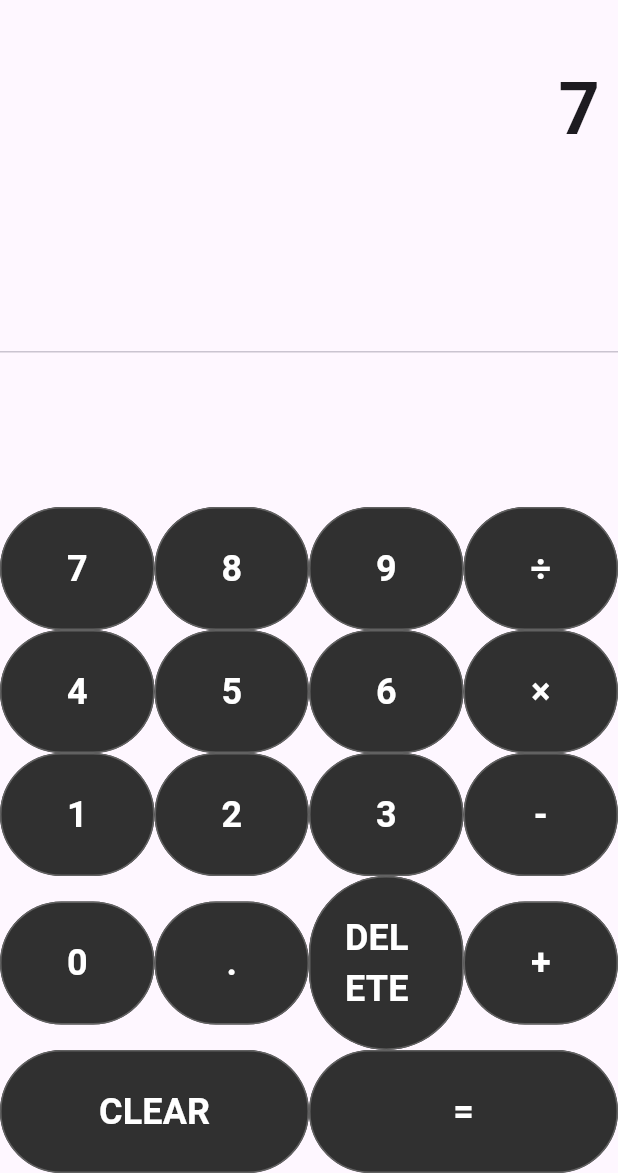
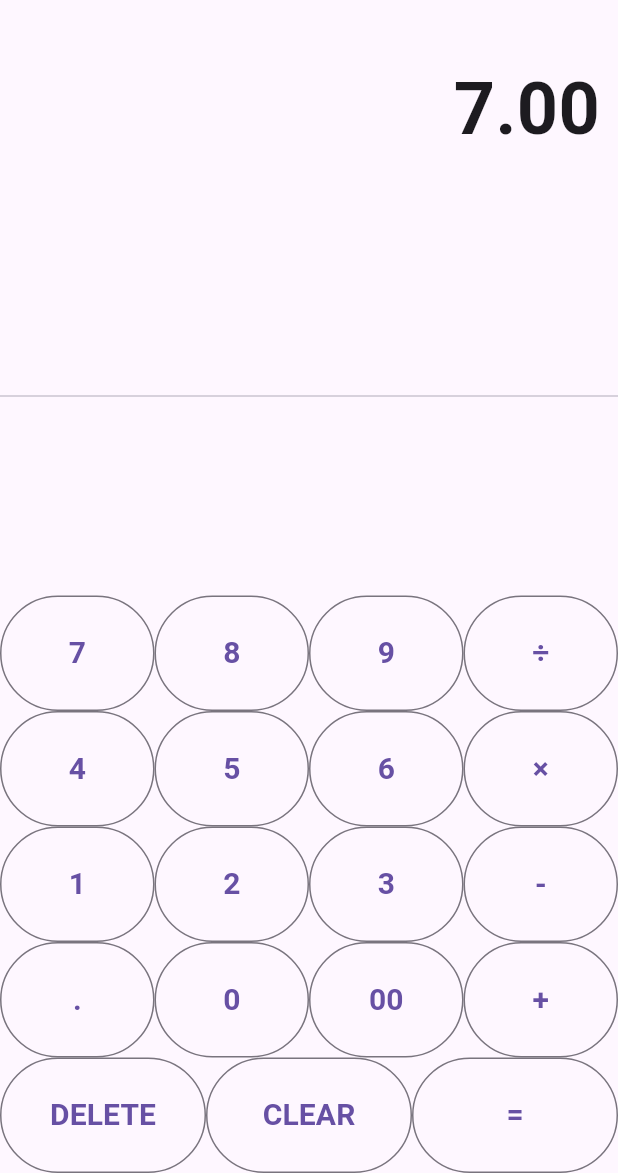
Before and after one commit to MrLeKiet/calculator_dalt, a Flutter app: the screen it shows after launch, after a tap on an icon or button, on a phone screen of 412 x 824 dp, the part 63-1236 px from its top. Run offline on Flutter 3.47's test engine with Material 3 defaults, Android fonts, the phone set to English and light mode, and no system bars.

Commit message:
sua tum lum

```diff
--- a/lib/main.dart
+++ b/lib/main.dart
@@ -9,9 +9,6 @@ class CalculatorApp extends StatelessWidget {
     return MaterialApp(
       debugShowCheckedModeBanner: false,
       home: CalculatorHome(),
-  theme: ThemeData(
-    primaryColor: Colors.blueGrey, // Sử dụng primaryColor
-  ),
     );
   }
 }
@@ -28,27 +25,7 @@ class _CalculatorHomeState extends State<CalculatorHome> {
   double num2 = 0.0;
   String operand = "";
 
-  // Phần CSS (Kiểu dáng)
-  final ButtonStyle buttonStyle = OutlinedButton.styleFrom(
-  padding: EdgeInsets.all(24.0),
-  foregroundColor: Colors.white, // Thay primary bằng foregroundColor
-  backgroundColor: Colors.grey[850],
-  side: BorderSide(color: Colors.grey[700]!),
-);
-
-  TextStyle displayStyle = TextStyle(
-    fontSize: 48.0,
-    fontWeight: FontWeight.bold,
-  );
-
-  TextStyle buttonTextStyle = TextStyle(
-    fontSize: 24.0,
-    fontWeight: FontWeight.bold,
-  );
-
-  // Phần Chức Năng
   void buttonPressed(String buttonText) {
-    setState(() {
     if (buttonText == "CLEAR") {
       _output = "0";
       num1 = 0.0;
@@ -66,14 +43,13 @@ class _CalculatorHomeState extends State<CalculatorHome> {
       _output = "0";
     } else if (buttonText == ".") {
       if (_output.contains(".")) {
-          return; // Nếu đã có dấu chấm thì không cho thêm
+        return;
       } else {
-          _output = _output + buttonText; // Thêm dấu chấm
+        _output = _output + buttonText;
       }
     } else if (buttonText == "=") {
       num2 = double.parse(output);
 
-        // Tính toán kết quả
       if (operand == "+") {
         _output = (num1 + num2).toString();
       }
@@ -87,34 +63,31 @@ class _CalculatorHomeState extends State<CalculatorHome> {
         _output = (num1 / num2).toString();
       }
 
-        // Đặt lại các biến
       num1 = 0.0;
       num2 = 0.0;
       operand = "";
     } else {
-        // Thêm số vào đầu vào
       if (_output == "0") {
-          _output = buttonText; // Thay thế bằng số được nhấn
+        _output = buttonText; // Nếu đầu vào là 0, thay thế bằng số được nhấn
       } else {
         _output = _output + buttonText; // Cập nhật chuỗi đầu vào
       }
     }
 
-      // Đặt lại kết quả đầu ra
+    setState(() {
       output = double.parse(_output).toStringAsFixed(2);
-      if (output.endsWith(".00")) {
-        output = output.substring(0, output.length - 3); // Loại bỏ .00
-      }
     });
   }
 
   Widget buildButton(String buttonText) {
     return Expanded(
       child: OutlinedButton(
-        style: buttonStyle,
+        style: OutlinedButton.styleFrom(
+          padding: EdgeInsets.all(24.0), // Đặt padding ở đây
+        ),
         child: Text(
           buttonText,
-          style: buttonTextStyle,
+          style: TextStyle(fontSize: 20.0, fontWeight: FontWeight.bold),
         ),
         onPressed: () => buttonPressed(buttonText),
       ),
@@ -134,7 +107,10 @@ class _CalculatorHomeState extends State<CalculatorHome> {
             padding: EdgeInsets.symmetric(vertical: 24.0, horizontal: 12.0),
             child: Text(
               output,
-              style: displayStyle,
+              style: TextStyle(
+                fontSize: 48.0,
+                fontWeight: FontWeight.bold,
+              ),
             ),
           ),
           Expanded(child: Divider()),
@@ -166,14 +142,15 @@ class _CalculatorHomeState extends State<CalculatorHome> {
               ),
               Row(
                 children: [
+                  buildButton("."),
                   buildButton("0"),
-                  buildButton("."),
-                  buildButton("DELETE"), // Nút xóa 1 ký tự
+                  buildButton("00"),
                   buildButton("+"),
                 ],
               ),
               Row(
                 children: [
+                  buildButton("DELETE"), // Nút xóa 1 ký tự
                   buildButton("CLEAR"),
                   buildButton("="),
                 ],
```
Lines whose indentation alone changed are shown as unchanged.
